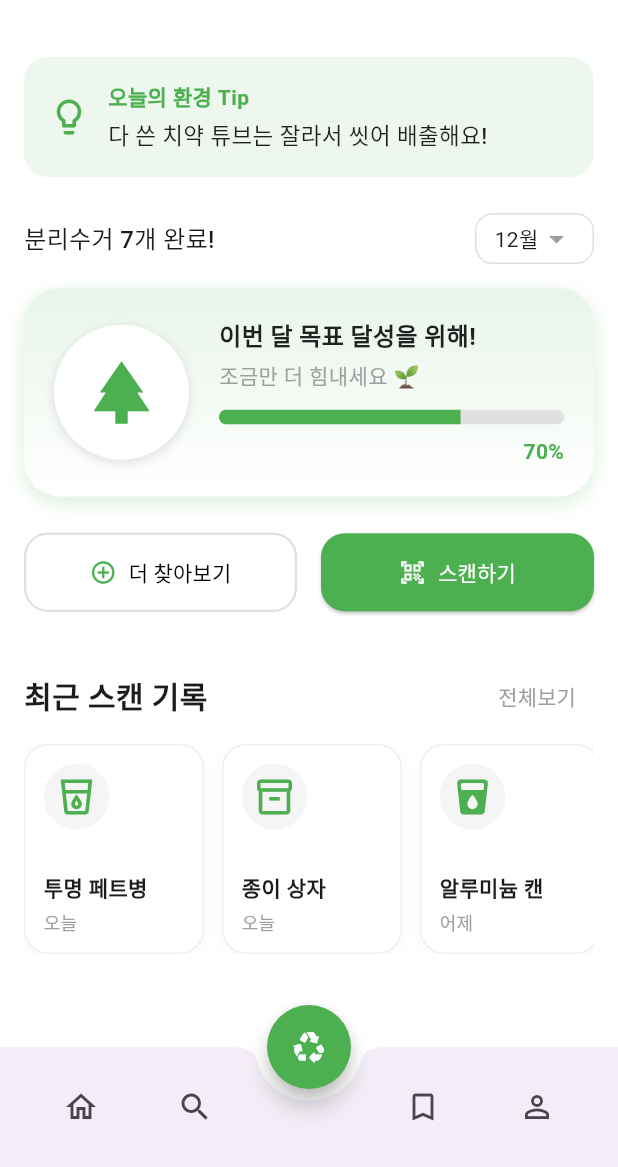
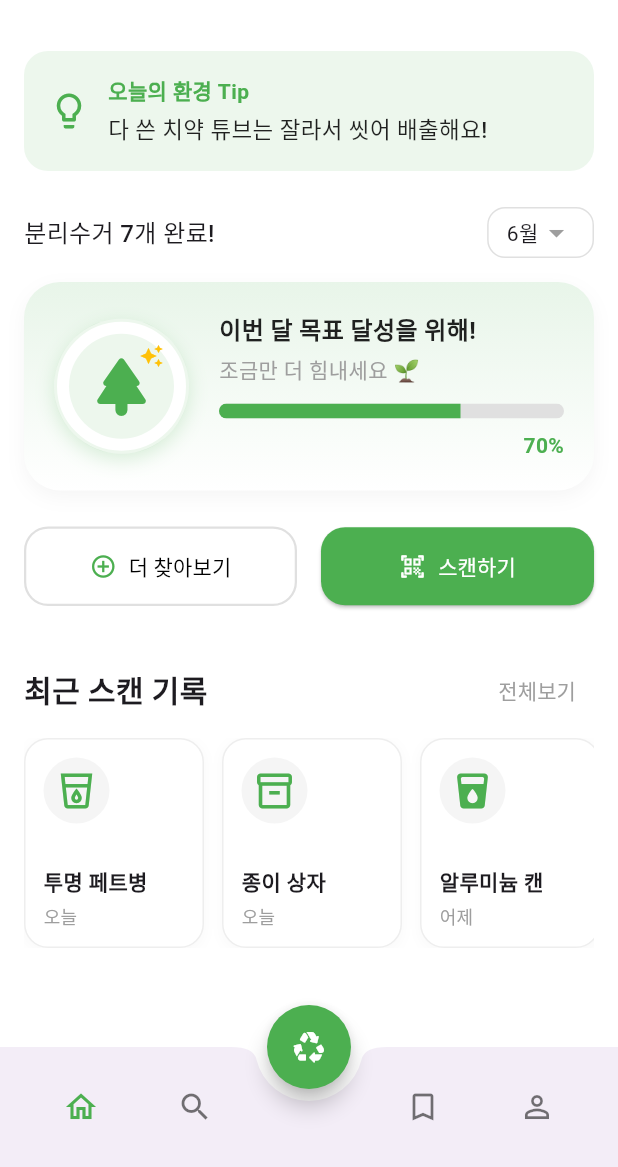
Before and after one commit to MoonsDe/GNU_REAL_PBL, a Flutter app: the screen it shows after launch, after a tap on "로그인", on a phone screen of 412 x 824 dp, the part 69-1236 px from its top. Run offline on Flutter 3.47's test engine with Material 3 defaults, Android fonts, the light colour scheme and no system bars; our stand-ins replace camera, dio, image_picker.

Commit message:
my_page_ui
my_page_ui update

```diff
--- a/lib/screens/main_screen.dart
+++ b/lib/screens/main_screen.dart
@@ -2,7 +2,8 @@
 
 import 'package:flutter/material.dart';
 import 'package:gnu_real_pbl/screens/scan_screen.dart';
-import 'package:gnu_real_pbl/screens/search_screen.dart'; // 검색 화면 import
+import 'package:gnu_real_pbl/screens/search_screen.dart';
+import 'package:gnu_real_pbl/screens/mypage_screen.dart'; // 마이페이지 import
 
 class MainScreen extends StatefulWidget {
   const MainScreen({super.key});
@@ -12,7 +13,10 @@ class MainScreen extends StatefulWidget {
 }
 
 class _MainScreenState extends State<MainScreen> {
-  // --- 최근 스캔 기록 데이터 ---
+  // 0: 홈, 1: 북마크(미구현), 2: 마이페이지
+  int _selectedIndex = 0;
+
+  // --- 최근 스캔 기록 데이터 (임시) ---
   final List<Map<String, dynamic>> recentScans = [
     {'name': '투명 페트병', 'icon': Icons.local_drink_outlined, 'date': '오늘'},
     {'name': '종이 상자', 'icon': Icons.inventory_2_outlined, 'date': '오늘'},
@@ -23,18 +27,15 @@ class _MainScreenState extends State<MainScreen> {
 
   @override
   Widget build(BuildContext context) {
-    // --- 실시간 날짜 계산 로직 ---
-    final now = DateTime.now(); // 오늘
-    final yesterday = now.subtract(const Duration(days: 1)); // 어제
-    final tomorrow = now.add(const Duration(days: 1)); // 내일
-
     return Scaffold(
       backgroundColor: Colors.white,
-      appBar: AppBar(
-        backgroundColor: Colors.white,
+
+      // 홈 화면(Index 0)일 때만 AppBar 표시 (마이페이지 등은 자체 헤더 사용)
+      appBar: _selectedIndex == 0
+          ? AppBar(
+              backgroundColor: const Color.fromARGB(255, 255, 255, 255),
               elevation: 0,
-        // [수정됨] 뒤로가기 버튼 제거 및 자동 생성 방지
-        automaticallyImplyLeading: false,
+              automaticallyImplyLeading: false, // 뒤로가기 버튼 자동 생성 방지
               title: const Text(
                 'Re:Cycle',
                 style: TextStyle(
@@ -50,14 +51,106 @@ class _MainScreenState extends State<MainScreen> {
                   onPressed: () {},
                 ),
               ],
+            )
+          : null, // 다른 탭에서는 앱바 숨김
+
+      // [핵심] 인덱스에 따라 화면 전환 (상태 유지됨)
+      body: IndexedStack(
+        index: _selectedIndex,
+        children: [
+          _buildHomeBody(), // Index 0: 홈 화면
+          const Center(child: Text('북마크 화면 준비중...')), // Index 1: 북마크 (추후 구현)
+          const MyPageScreen(), // Index 2: 마이페이지
+        ],
       ),
-      body: ListView(
+
+      // FAB (스캔 버튼)
+      floatingActionButton: FloatingActionButton(
+        onPressed: () {
+          Navigator.push(
+            context,
+            MaterialPageRoute(builder: (context) => const ScanScreen()),
+          );
+        },
+        backgroundColor: Colors.green,
+        foregroundColor: Colors.white,
+        child: const Icon(Icons.recycling_rounded),
+        shape: const CircleBorder(),
+      ),
+      floatingActionButtonLocation: FloatingActionButtonLocation.centerDocked,
+
+      // 하단 네비게이션 바
+      bottomNavigationBar: BottomAppBar(
+        shape: const CircularNotchedRectangle(),
+        notchMargin: 8.0,
+        child: Row(
+          mainAxisAlignment: MainAxisAlignment.spaceAround,
+          children: [
+            // 1. 홈 탭 (Index 0)
+            IconButton(
+              icon: const Icon(Icons.home_outlined),
+              // 선택된 탭이면 초록색, 아니면 회색
+              color: _selectedIndex == 0 ? Colors.green : Colors.black54,
+              onPressed: () {
+                setState(() {
+                  _selectedIndex = 0;
+                });
+              },
+            ),
+
+            // 2. 검색 (화면 이동 - 탭 아님)
+            IconButton(
+              icon: const Icon(Icons.search, color: Colors.black54),
+              onPressed: () {
+                Navigator.push(
+                  context,
+                  MaterialPageRoute(builder: (context) => const SearchScreen()),
+                );
+              },
+            ),
+
+            const SizedBox(width: 48), // FAB 공간
+
+            // 3. 북마크 탭 (Index 1)
+            IconButton(
+              icon: const Icon(Icons.bookmark_border_outlined),
+              color: _selectedIndex == 1 ? Colors.green : Colors.black54,
+              onPressed: () {
+                setState(() {
+                  _selectedIndex = 1;
+                });
+              },
+            ),
+
+            // 4. 마이페이지 탭 (Index 2)
+            IconButton(
+              icon: const Icon(Icons.person_outline),
+              color: _selectedIndex == 2 ? Colors.green : Colors.black54,
+              onPressed: () {
+                setState(() {
+                  _selectedIndex = 2;
+                });
+              },
+            ),
+          ],
+        ),
+      ),
+    );
+  }
+
+  // --- 홈 화면의 내용을 별도 함수로 분리 ---
+  Widget _buildHomeBody() {
+    // 실시간 날짜 계산 로직
+    final now = DateTime.now(); // 오늘
+    final yesterday = now.subtract(const Duration(days: 1)); // 어제
+    final tomorrow = now.add(const Duration(days: 1)); // 내일
+
+    return ListView(
       padding: const EdgeInsets.symmetric(horizontal: 16.0),
       children: [
-          const SizedBox(height: 4),
         const SizedBox(height: 24),
 
-          // --- 2. 오늘의 환경 팁 카드 ---
+        // 2. 오늘의 환경 팁 카드
         Container(
           padding: const EdgeInsets.all(16),
           decoration: BoxDecoration(
@@ -99,7 +192,7 @@ class _MainScreenState extends State<MainScreen> {
 
         const SizedBox(height: 24),
 
-          // --- 3. 요약 및 월 선택 ---
+        // 3. 요약 및 월 선택
         Row(
           mainAxisAlignment: MainAxisAlignment.spaceBetween,
           children: [
@@ -108,16 +201,15 @@ class _MainScreenState extends State<MainScreen> {
               style: TextStyle(fontSize: 16, fontWeight: FontWeight.w500),
             ),
             Container(
-                padding:
-                    const EdgeInsets.symmetric(horizontal: 12, vertical: 4),
+              padding: const EdgeInsets.symmetric(horizontal: 12, vertical: 4),
               decoration: BoxDecoration(
                 border: Border.all(color: Colors.grey[300]!),
                 borderRadius: BorderRadius.circular(12),
               ),
-                child: Row(
+              child: const Row(
                 children: [
-                    Text('${now.month}월'),
-                    const Icon(Icons.arrow_drop_down, color: Colors.grey),
+                  Text('6월'),
+                  Icon(Icons.arrow_drop_down, color: Colors.grey),
                 ],
               ),
             ),
@@ -126,7 +218,7 @@ class _MainScreenState extends State<MainScreen> {
 
         const SizedBox(height: 16),
 
-          // --- 4. 에코 트리 & 진행률 카드 ---
+        // 4. 에코 트리 & 진행률 카드
         Container(
           padding: const EdgeInsets.all(20),
           decoration: BoxDecoration(
@@ -138,7 +230,7 @@ class _MainScreenState extends State<MainScreen> {
             borderRadius: BorderRadius.circular(24),
             boxShadow: [
               BoxShadow(
-                  color: Colors.green.withOpacity(0.2),
+                color: Colors.grey.withOpacity(0.1),
                 blurRadius: 10,
                 offset: const Offset(0, 4),
               ),
@@ -146,25 +238,48 @@ class _MainScreenState extends State<MainScreen> {
           ),
           child: Row(
             children: [
+              // 나무 아이콘 영역
               Container(
                 width: 90,
                 height: 90,
-                  decoration: const BoxDecoration(
+                decoration: BoxDecoration(
                   color: Colors.white,
                   shape: BoxShape.circle,
                   boxShadow: [
                     BoxShadow(
-                        color: Colors.black12,
-                        blurRadius: 5,
-                        offset: Offset(0, 2),
+                      color: Colors.green.withOpacity(0.2),
+                      blurRadius: 10,
+                      offset: const Offset(0, 4),
                     )
                   ],
+                  border: Border.all(
+                      color: Colors.green.withOpacity(0.1), width: 2),
                 ),
-                  child: const Center(
-                    child: Icon(Icons.park, size: 50, color: Colors.green),
+                child: Stack(
+                  alignment: Alignment.center,
+                  children: [
+                    Container(
+                      width: 70,
+                      height: 70,
+                      decoration: BoxDecoration(
+                        color: Colors.green.withOpacity(0.1),
+                        shape: BoxShape.circle,
+                      ),
+                    ),
+                    const Icon(Icons.park_rounded,
+                        size: 48, color: Colors.green),
+                    const Positioned(
+                      top: 15,
+                      right: 15,
+                      child: Icon(Icons.auto_awesome,
+                          size: 16, color: Colors.amber),
+                    ),
+                  ],
                 ),
               ),
               const SizedBox(width: 20),
+
+              // 텍스트 및 진행률 바
               Expanded(
                 child: Column(
                   crossAxisAlignment: CrossAxisAlignment.start,
@@ -189,8 +304,7 @@ class _MainScreenState extends State<MainScreen> {
                         value: 0.7,
                         minHeight: 10,
                         backgroundColor: Color(0xFFE0E0E0),
-                          valueColor:
-                              AlwaysStoppedAnimation<Color>(Colors.green),
+                        valueColor: AlwaysStoppedAnimation<Color>(Colors.green),
                       ),
                     ),
                     const SizedBox(height: 8),
@@ -213,15 +327,14 @@ class _MainScreenState extends State<MainScreen> {
 
         const SizedBox(height: 24),
 
-          // --- 5. 스캔 및 추가 버튼 ---
+        // 5. 버튼 영역 (Search More & Scan)
         Row(
           children: [
             Expanded(
               child: OutlinedButton.icon(
-                  icon:
-                      const Icon(Icons.add_circle_outline, color: Colors.green),
-                  label: const Text('더 찾아보기',
-                      style: TextStyle(color: Colors.black)),
+                icon: const Icon(Icons.add_circle_outline, color: Colors.green),
+                label:
+                    const Text('더 찾아보기', style: TextStyle(color: Colors.black)),
                 style: OutlinedButton.styleFrom(
                   padding: const EdgeInsets.symmetric(vertical: 16),
                   side: BorderSide(color: Colors.grey[300]!, width: 1.5),
@@ -254,8 +367,7 @@ class _MainScreenState extends State<MainScreen> {
                 onPressed: () {
                   Navigator.push(
                     context,
-                      MaterialPageRoute(
-                          builder: (context) => const ScanScreen()),
+                    MaterialPageRoute(builder: (context) => const ScanScreen()),
                   );
                 },
               ),
@@ -265,7 +377,7 @@ class _MainScreenState extends State<MainScreen> {
 
         const SizedBox(height: 32),
 
-          // --- 6. 최근 스캔 기록 (가로 스크롤) ---
+        // 6. 최근 스캔 기록
         Row(
           mainAxisAlignment: MainAxisAlignment.spaceBetween,
           children: [
@@ -282,7 +394,7 @@ class _MainScreenState extends State<MainScreen> {
         const SizedBox(height: 8),
 
         SizedBox(
-            height: 140, // 카드 높이
+          height: 140,
           child: ListView.builder(
             scrollDirection: Axis.horizontal,
             itemCount: recentScans.length,
@@ -299,75 +411,10 @@ class _MainScreenState extends State<MainScreen> {
 
         const SizedBox(height: 32),
       ],
-      ),
-
-      // --- FAB 및 하단 바 ---
-      floatingActionButton: FloatingActionButton(
-        onPressed: () {
-          Navigator.push(
-            context,
-            MaterialPageRoute(builder: (context) => const ScanScreen()),
-          );
-        },
-        backgroundColor: Colors.green,
-        foregroundColor: Colors.white,
-        child: const Icon(Icons.recycling_rounded),
-        shape: const CircleBorder(),
-      ),
-      floatingActionButtonLocation: FloatingActionButtonLocation.centerDocked,
-      bottomNavigationBar: BottomAppBar(
-        shape: const CircularNotchedRectangle(),
-        notchMargin: 8.0,
-        child: Row(
-          mainAxisAlignment: MainAxisAlignment.spaceAround,
-          children: [
-            IconButton(icon: const Icon(Icons.home_outlined), onPressed: () {}),
-            IconButton(
-              icon: const Icon(Icons.search),
-              onPressed: () {
-                Navigator.push(
-                  context,
-                  MaterialPageRoute(builder: (context) => const SearchScreen()),
-                );
-              },
-            ),
-            const SizedBox(width: 48),
-            IconButton(
-                icon: const Icon(Icons.bookmark_border_outlined),
-                onPressed: () {}),
-            IconButton(
-                icon: const Icon(Icons.person_outline), onPressed: () {}),
-          ],
-        ),
-      ),
     );
   }
 
   // --- Helper Widgets ---
-
-  Widget _buildDateChip(String day, String month, {bool isSelected = false}) {
-    return Column(
-      children: [
-        if (isSelected)
-          const Icon(Icons.check_circle, color: Colors.green, size: 20)
-        else
-          const SizedBox(height: 20),
-        const SizedBox(height: 4),
-        Text(
-          day,
-          style: TextStyle(
-            fontSize: 18,
-            fontWeight: FontWeight.bold,
-            color: isSelected ? Colors.black : Colors.grey[400],
-          ),
-        ),
-        Text(
-          month,
-          style: TextStyle(color: isSelected ? Colors.black : Colors.grey[400]),
-        ),
-      ],
-    );
-  }
 
   Widget _buildRecentScanCard(String itemName, IconData icon, String date) {
     return Container(
--- /dev/null
+++ b/lib/screens/mypage_screen.dart
@@ -0,0 +1,231 @@
+// lib/screens/mypage_screen.dart
+
+import 'package:flutter/material.dart';
+import 'package:gnu_real_pbl/screens/login_screen.dart';
+
+class MyPageScreen extends StatelessWidget {
+  const MyPageScreen({super.key});
+
+  @override
+  Widget build(BuildContext context) {
+    return Scaffold(
+      backgroundColor: Colors.white,
+      // 메인 화면의 바디로 들어가므로 AppBar는 자동으로 처리되거나 없어도 됩니다.
+      // 하지만 스크롤 시 내용을 보호하기 위해 SafeArea를 사용합니다.
+      body: SafeArea(
+        child: SingleChildScrollView(
+          padding: const EdgeInsets.all(24.0),
+          child: Column(
+            crossAxisAlignment: CrossAxisAlignment.start,
+            children: [
+              const SizedBox(height: 20),
+
+              // 1. 프로필 헤더
+              Row(
+                children: [
+                  // 프로필 이미지 (임시 아이콘)
+                  Container(
+                    width: 80,
+                    height: 80,
+                    decoration: BoxDecoration(
+                      color: Colors.grey[200],
+                      shape: BoxShape.circle,
+                      border: Border.all(color: Colors.green, width: 2),
+                    ),
+                    child:
+                        const Icon(Icons.person, size: 50, color: Colors.grey),
+                  ),
+                  const SizedBox(width: 20),
+                  // 이름 및 이메일
+                  const Column(
+                    crossAxisAlignment: CrossAxisAlignment.start,
+                    children: [
+                      Text(
+                        'GNU_PBL', // 닉네임 (나중에 변수로 교체)
+                        style: TextStyle(
+                          fontSize: 24,
+                          fontWeight: FontWeight.bold,
+                          color: Colors.black,
+                        ),
+                      ),
+                      SizedBox(height: 4),
+                      Text(
+                        'Gnu_pbl@gnu.ac.kr', // 이메일
+                        style: TextStyle(fontSize: 14, color: Colors.grey),
+                      ),
+                    ],
+                  ),
+                ],
+              ),
+
+              const SizedBox(height: 32),
+
+              // 2. 나의 활동 요약 (그린 카드)
+              Container(
+                width: double.infinity,
+                padding: const EdgeInsets.all(20),
+                decoration: BoxDecoration(
+                  gradient: const LinearGradient(
+                    colors: [
+                      Color.fromARGB(255, 116, 155, 118),
+                      Color.fromARGB(255, 116, 180, 122)
+                    ], // 초록 그라데이션
+                    begin: Alignment.topLeft,
+                    end: Alignment.bottomRight,
+                  ),
+                  borderRadius: BorderRadius.circular(20),
+                  boxShadow: [
+                    BoxShadow(
+                      color: Colors.green.withOpacity(0.3),
+                      blurRadius: 10,
+                      offset: const Offset(0, 5),
+                    ),
+                  ],
+                ),
+                child: Column(
+                  children: [
+                    const Row(
+                      mainAxisAlignment: MainAxisAlignment.spaceBetween,
+                      children: [
+                        Text(
+                          '나의 에코 레벨',
+                          style: TextStyle(color: Colors.white, fontSize: 16),
+                        ),
+                        Icon(Icons.workspace_premium, color: Colors.white),
+                      ],
+                    ),
+                    const SizedBox(height: 10),
+                    const Text(
+                      'Lv. 3 ',
+                      style: TextStyle(
+                        color: Colors.white,
+                        fontSize: 28,
+                        fontWeight: FontWeight.bold,
+                      ),
+                    ),
+                    const SizedBox(height: 20),
+                    Row(
+                      mainAxisAlignment: MainAxisAlignment.spaceAround,
+                      children: [
+                        _buildStatItem('분리수거', '12회'),
+                        _buildVerticalLine(),
+                        _buildStatItem('포인트', '1,250 P'),
+                      ],
+                    ),
+                  ],
+                ),
+              ),
+
+              const SizedBox(height: 32),
+
+              // 3. 메뉴 리스트
+              const Text(
+                '설정',
+                style: TextStyle(fontSize: 18, fontWeight: FontWeight.bold),
+              ),
+              const SizedBox(height: 16),
+
+              _buildMenuButton(
+                icon: Icons.notifications_outlined,
+                text: '알림 설정',
+                onTap: () {},
+              ),
+              _buildMenuButton(
+                icon: Icons.campaign_outlined,
+                text: '공지사항',
+                onTap: () {},
+              ),
+              _buildMenuButton(
+                icon: Icons.help_outline,
+                text: '고객센터',
+                onTap: () {},
+              ),
+              _buildMenuButton(
+                icon: Icons.info_outline,
+                text: '앱 정보 (v1.0.0)',
+                onTap: () {},
+              ),
+
+              const SizedBox(height: 20),
+
+              // 로그아웃 버튼
+              Center(
+                child: TextButton(
+                  onPressed: () {
+                    // 로그아웃 로직: 로그인 화면으로 이동하고 이전 스택 삭제
+                    Navigator.pushAndRemoveUntil(
+                      context,
+                      MaterialPageRoute(
+                          builder: (context) => const LoginScreen()),
+                      (route) => false,
+                    );
+                  },
+                  child: const Text(
+                    '로그아웃',
+                    style: TextStyle(
+                        color: Colors.grey,
+                        fontSize: 16,
+                        decoration: TextDecoration.underline),
+                  ),
+                ),
+              ),
+            ],
+          ),
+        ),
+      ),
+    );
+  }
+
+  // 통계 아이템 위젯
+  Widget _buildStatItem(String label, String value) {
+    return Column(
+      children: [
+        Text(
+          value,
+          style: const TextStyle(
+            color: Colors.white,
+            fontSize: 20,
+            fontWeight: FontWeight.bold,
+          ),
+        ),
+        const SizedBox(height: 4),
+        Text(
+          label,
+          style: TextStyle(color: Colors.white.withOpacity(0.8), fontSize: 14),
+        ),
+      ],
+    );
+  }
+
+  // 세로 구분선 위젯
+  Widget _buildVerticalLine() {
+    return Container(
+      width: 1,
+      height: 30,
+      color: Colors.white.withOpacity(0.5),
+    );
+  }
+
+  // 메뉴 버튼 위젯
+  Widget _buildMenuButton({
+    required IconData icon,
+    required String text,
+    required VoidCallback onTap,
+  }) {
+    return Container(
+      margin: const EdgeInsets.only(bottom: 12),
+      decoration: BoxDecoration(
+        color: Colors.grey[50], // 아주 연한 회색 배경
+        borderRadius: BorderRadius.circular(16),
+        border: Border.all(color: Colors.grey[200]!),
+      ),
+      child: ListTile(
+        leading: Icon(icon, color: Colors.green),
+        title: Text(text, style: const TextStyle(fontWeight: FontWeight.w500)),
+        trailing: const Icon(Icons.chevron_right, color: Colors.grey),
+        shape: RoundedRectangleBorder(borderRadius: BorderRadius.circular(16)),
+        onTap: onTap,
+      ),
+    );
+  }
+}
```
Lines whose indentation alone changed are shown as unchanged.
